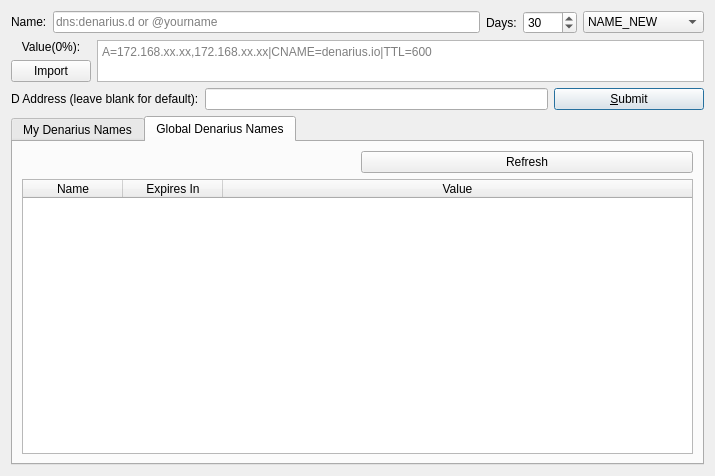
First picture: the form in src/qt/forms/managenamespage.ui, repository metaspartan/denarius, before the edit.
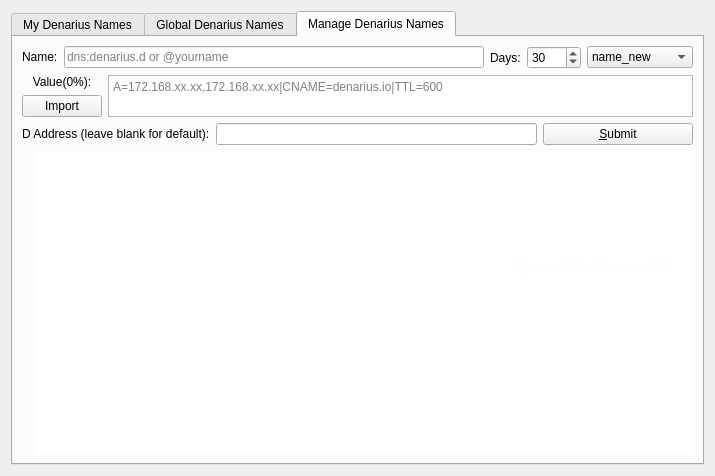
Second picture: the form after the edit. Icons and pictures are not drawn. Custom widgets are drawn as their Qt base class.

Commit message: Update NVS UI in QT

```diff
--- a/src/qt/forms/managenamespage.ui
+++ b/src/qt/forms/managenamespage.ui
@@ -20,200 +20,10 @@
    <string>Manage Names</string>
   </property>
   <layout class="QVBoxLayout" name="verticalLayout_3">
-   <item>
-    <layout class="QHBoxLayout" name="horizontalLayout">
-     <item>
-      <widget class="QLabel" name="label_4">
-       <property name="sizePolicy">
-        <sizepolicy hsizetype="Preferred" vsizetype="Maximum">
-         <horstretch>0</horstretch>
-         <verstretch>0</verstretch>
-        </sizepolicy>
-       </property>
-       <property name="text">
-        <string>Name:</string>
-       </property>
-       <property name="alignment">
-        <set>Qt::AlignLeading|Qt::AlignLeft|Qt::AlignVCenter</set>
-       </property>
-      </widget>
-     </item>
-     <item>
-      <widget class="QValidatedLineEdit" name="registerName">
-       <property name="toolTip">
-        <string>&lt;html&gt;&lt;head/&gt;&lt;body&gt;&lt;p&gt;Enter a Name.&lt;/p&gt;&lt;/body&gt;&lt;/html&gt;</string>
-       </property>
-       <property name="text">
-        <string notr="true"/>
-       </property>
-       <property name="placeholderText">
-        <string>dns:denarius.d or @yourname</string>
-       </property>
-      </widget>
-     </item>
-     <item>
-      <widget class="QLabel" name="label_7">
-       <property name="text">
-        <string>Days:</string>
-       </property>
-       <property name="alignment">
-        <set>Qt::AlignLeading|Qt::AlignLeft|Qt::AlignVCenter</set>
-       </property>
-      </widget>
-     </item>
-     <item>
-      <widget class="QSpinBox" name="registerDays">
-       <property name="toolTip">
-        <string>&lt;html&gt;&lt;head/&gt;&lt;body&gt;&lt;p&gt;Set the number of days that will be added to the Name expire time.&lt;/p&gt;&lt;/body&gt;&lt;/html&gt;</string>
-       </property>
-       <property name="maximum">
-        <number>9999</number>
-       </property>
-       <property name="value">
-        <number>30</number>
-       </property>
-      </widget>
-     </item>
-     <item>
-      <widget class="QComboBox" name="txTypeSelector">
-       <property name="currentIndex">
-        <number>0</number>
-       </property>
-       <item>
-        <property name="text">
-         <string>NAME_NEW</string>
-        </property>
-       </item>
-       <item>
-        <property name="text">
-         <string>NAME_UPDATE</string>
-        </property>
-       </item>
-       <item>
-        <property name="text">
-         <string>NAME_DELETE</string>
-        </property>
-       </item>
-      </widget>
-     </item>
-    </layout>
-   </item>
-   <item>
-    <layout class="QHBoxLayout" name="horizontalLayout_3">
-     <item>
-      <layout class="QVBoxLayout" name="verticalLayout">
-       <item>
-        <widget class="QLabel" name="labelValue">
-         <property name="sizePolicy">
-          <sizepolicy hsizetype="Preferred" vsizetype="Maximum">
-           <horstretch>0</horstretch>
-           <verstretch>0</verstretch>
-          </sizepolicy>
-         </property>
-         <property name="text">
-          <string>Value(0%):</string>
-         </property>
-         <property name="alignment">
-          <set>Qt::AlignCenter</set>
-         </property>
-        </widget>
-       </item>
-       <item>
-        <widget class="QPushButton" name="importValueButton">
-         <property name="text">
-          <string>Import</string>
-         </property>
-        </widget>
-       </item>
-      </layout>
-     </item>
-     <item>
-      <widget class="QPlainTextEdit" name="registerValue">
-       <property name="sizePolicy">
-        <sizepolicy hsizetype="Expanding" vsizetype="Ignored">
-         <horstretch>0</horstretch>
-         <verstretch>0</verstretch>
-        </sizepolicy>
-       </property>
-       <property name="placeholderText">
-        <string>A=172.168.xx.xx,172.168.xx.xx|CNAME=denarius.io|TTL=600</string>
-       </property>
-      </widget>
-     </item>
-    </layout>
-   </item>
-   <item>
-    <layout class="QHBoxLayout" name="horizontalLayout_4">
-     <item>
-      <widget class="QLabel" name="labelAddress">
-       <property name="enabled">
-        <bool>true</bool>
-       </property>
-       <property name="sizePolicy">
-        <sizepolicy hsizetype="Preferred" vsizetype="Maximum">
-         <horstretch>0</horstretch>
-         <verstretch>0</verstretch>
-        </sizepolicy>
-       </property>
-       <property name="text">
-        <string>D Address (leave blank for default):</string>
-       </property>
-       <property name="alignment">
-        <set>Qt::AlignLeading|Qt::AlignLeft|Qt::AlignVCenter</set>
-       </property>
-      </widget>
-     </item>
-     <item>
-      <widget class="QValidatedLineEdit" name="registerAddress">
-       <property name="enabled">
-        <bool>true</bool>
-       </property>
-       <property name="toolTip">
-        <string>&lt;html&gt;&lt;head/&gt;&lt;body&gt;&lt;p&gt;Enter a new owner address, or leave blank to keep the current ownership.&lt;/p&gt;&lt;/body&gt;&lt;/html&gt;</string>
-       </property>
-       <property name="text">
-        <string notr="true"/>
-       </property>
-      </widget>
-     </item>
-     <item>
-      <widget class="QPushButton" name="submitNameButton">
-       <property name="sizePolicy">
-        <sizepolicy hsizetype="Fixed" vsizetype="Fixed">
-         <horstretch>0</horstretch>
-         <verstretch>0</verstretch>
-        </sizepolicy>
-       </property>
-       <property name="minimumSize">
-        <size>
-         <width>150</width>
-         <height>0</height>
-        </size>
-       </property>
-       <property name="toolTip">
-        <string>&lt;html&gt;&lt;head/&gt;&lt;body&gt;&lt;p&gt;This will send a name_new or name_update transaction (if you already did name_new).&lt;/p&gt;&lt;/body&gt;&lt;/html&gt;</string>
-       </property>
-       <property name="layoutDirection">
-        <enum>Qt::LeftToRight</enum>
-       </property>
-       <property name="text">
-        <string>&amp;Submit</string>
-       </property>
-       <property name="icon">
-        <iconset resource="../bitcoin.qrc">
-         <normaloff>:/icons/send</normaloff>:/icons/send</iconset>
-       </property>
-       <property name="default">
-        <bool>true</bool>
-       </property>
-      </widget>
-     </item>
-    </layout>
-   </item>
    <item>
     <widget class="QTabWidget" name="tabWidget">
      <property name="currentIndex">
-      <number>1</number>
+      <number>2</number>
      </property>
      <widget class="QWidget" name="tab">
       <attribute name="title">
@@ -394,6 +204,267 @@
        </item>
       </layout>
      </widget>
+     <widget class="QWidget" name="tab_3">
+      <attribute name="title">
+       <string>Manage Denarius Names</string>
+      </attribute>
+      <layout class="QGridLayout" name="gridLayout_3">
+       <item row="2" column="0">
+        <layout class="QHBoxLayout" name="horizontalLayout_4">
+         <item>
+          <widget class="QLabel" name="labelAddress">
+           <property name="enabled">
+            <bool>true</bool>
+           </property>
+           <property name="sizePolicy">
+            <sizepolicy hsizetype="Preferred" vsizetype="Maximum">
+             <horstretch>0</horstretch>
+             <verstretch>0</verstretch>
+            </sizepolicy>
+           </property>
+           <property name="text">
+            <string>D Address (leave blank for default):</string>
+           </property>
+           <property name="alignment">
+            <set>Qt::AlignLeading|Qt::AlignLeft|Qt::AlignVCenter</set>
+           </property>
+          </widget>
+         </item>
+         <item>
+          <widget class="QValidatedLineEdit" name="registerAddress">
+           <property name="enabled">
+            <bool>true</bool>
+           </property>
+           <property name="toolTip">
+            <string>&lt;html&gt;&lt;head/&gt;&lt;body&gt;&lt;p&gt;Enter a new owner address, or leave blank to keep the current ownership.&lt;/p&gt;&lt;/body&gt;&lt;/html&gt;</string>
+           </property>
+           <property name="text">
+            <string notr="true"/>
+           </property>
+          </widget>
+         </item>
+         <item>
+          <widget class="QPushButton" name="submitNameButton">
+           <property name="sizePolicy">
+            <sizepolicy hsizetype="Fixed" vsizetype="Fixed">
+             <horstretch>0</horstretch>
+             <verstretch>0</verstretch>
+            </sizepolicy>
+           </property>
+           <property name="minimumSize">
+            <size>
+             <width>150</width>
+             <height>0</height>
+            </size>
+           </property>
+           <property name="toolTip">
+            <string>&lt;html&gt;&lt;head/&gt;&lt;body&gt;&lt;p&gt;This will send a name_new or name_update transaction (if you already did name_new).&lt;/p&gt;&lt;/body&gt;&lt;/html&gt;</string>
+           </property>
+           <property name="layoutDirection">
+            <enum>Qt::LeftToRight</enum>
+           </property>
+           <property name="text">
+            <string>&amp;Submit</string>
+           </property>
+           <property name="icon">
+            <iconset resource="../bitcoin.qrc">
+             <normaloff>:/icons/send</normaloff>:/icons/send</iconset>
+           </property>
+           <property name="default">
+            <bool>true</bool>
+           </property>
+          </widget>
+         </item>
+        </layout>
+       </item>
+       <item row="0" column="0">
+        <layout class="QHBoxLayout" name="horizontalLayout">
+         <item>
+          <widget class="QLabel" name="label_4">
+           <property name="sizePolicy">
+            <sizepolicy hsizetype="Preferred" vsizetype="Maximum">
+             <horstretch>0</horstretch>
+             <verstretch>0</verstretch>
+            </sizepolicy>
+           </property>
+           <property name="text">
+            <string>Name:</string>
+           </property>
+           <property name="alignment">
+            <set>Qt::AlignLeading|Qt::AlignLeft|Qt::AlignVCenter</set>
+           </property>
+          </widget>
+         </item>
+         <item>
+          <widget class="QValidatedLineEdit" name="registerName">
+           <property name="toolTip">
+            <string>&lt;html&gt;&lt;head/&gt;&lt;body&gt;&lt;p&gt;Enter a Name.&lt;/p&gt;&lt;/body&gt;&lt;/html&gt;</string>
+           </property>
+           <property name="text">
+            <string notr="true"/>
+           </property>
+           <property name="placeholderText">
+            <string>dns:denarius.d or @yourname</string>
+           </property>
+          </widget>
+         </item>
+         <item>
+          <widget class="QLabel" name="label_7">
+           <property name="text">
+            <string>Days:</string>
+           </property>
+           <property name="alignment">
+            <set>Qt::AlignLeading|Qt::AlignLeft|Qt::AlignVCenter</set>
+           </property>
+          </widget>
+         </item>
+         <item>
+          <widget class="QSpinBox" name="registerDays">
+           <property name="toolTip">
+            <string>&lt;html&gt;&lt;head/&gt;&lt;body&gt;&lt;p&gt;Set the number of days that will be added to the Name expire time.&lt;/p&gt;&lt;/body&gt;&lt;/html&gt;</string>
+           </property>
+           <property name="maximum">
+            <number>9999</number>
+           </property>
+           <property name="value">
+            <number>30</number>
+           </property>
+          </widget>
+         </item>
+         <item>
+          <widget class="QComboBox" name="txTypeSelector">
+           <property name="currentIndex">
+            <number>0</number>
+           </property>
+           <item>
+            <property name="text">
+             <string>name_new</string>
+            </property>
+           </item>
+           <item>
+            <property name="text">
+             <string>name_update</string>
+            </property>
+           </item>
+           <item>
+            <property name="text">
+             <string>name_delete</string>
+            </property>
+           </item>
+          </widget>
+         </item>
+        </layout>
+       </item>
+       <item row="1" column="0">
+        <layout class="QHBoxLayout" name="horizontalLayout_3">
+         <item>
+          <layout class="QVBoxLayout" name="verticalLayout">
+           <item>
+            <widget class="QLabel" name="labelValue">
+             <property name="sizePolicy">
+              <sizepolicy hsizetype="Preferred" vsizetype="Maximum">
+               <horstretch>0</horstretch>
+               <verstretch>0</verstretch>
+              </sizepolicy>
+             </property>
+             <property name="text">
+              <string>Value(0%):</string>
+             </property>
+             <property name="alignment">
+              <set>Qt::AlignCenter</set>
+             </property>
+            </widget>
+           </item>
+           <item>
+            <widget class="QPushButton" name="importValueButton">
+             <property name="text">
+              <string>Import</string>
+             </property>
+            </widget>
+           </item>
+          </layout>
+         </item>
+         <item>
+          <widget class="QPlainTextEdit" name="registerValue">
+           <property name="sizePolicy">
+            <sizepolicy hsizetype="Expanding" vsizetype="Ignored">
+             <horstretch>0</horstretch>
+             <verstretch>0</verstretch>
+            </sizepolicy>
+           </property>
+           <property name="placeholderText">
+            <string>A=172.168.xx.xx,172.168.xx.xx|CNAME=denarius.io|TTL=600</string>
+           </property>
+          </widget>
+         </item>
+        </layout>
+       </item>
+       <item row="4" column="0">
+        <layout class="QHBoxLayout" name="horizontalLayout_5">
+         <item>
+          <widget class="QLabel" name="label">
+           <property name="sizePolicy">
+            <sizepolicy hsizetype="Fixed" vsizetype="Fixed">
+             <horstretch>0</horstretch>
+             <verstretch>0</verstretch>
+            </sizepolicy>
+           </property>
+           <property name="maximumSize">
+            <size>
+             <width>150</width>
+             <height>150</height>
+            </size>
+           </property>
+           <property name="text">
+            <string/>
+           </property>
+           <property name="pixmap">
+            <pixmap resource="../bitcoin.qrc">:/icons/goldname</pixmap>
+           </property>
+           <property name="scaledContents">
+            <bool>true</bool>
+           </property>
+           <property name="alignment">
+            <set>Qt::AlignCenter</set>
+           </property>
+          </widget>
+         </item>
+         <item>
+          <widget class="QTextBrowser" name="textBrowser">
+           <property name="sizePolicy">
+            <sizepolicy hsizetype="Expanding" vsizetype="Expanding">
+             <horstretch>0</horstretch>
+             <verstretch>0</verstretch>
+            </sizepolicy>
+           </property>
+           <property name="frameShape">
+            <enum>QFrame::NoFrame</enum>
+           </property>
+           <property name="frameShadow">
+            <enum>QFrame::Plain</enum>
+           </property>
+           <property name="html">
+            <string>&lt;!DOCTYPE HTML PUBLIC &quot;-//W3C//DTD HTML 4.0//EN&quot; &quot;http://www.w3.org/TR/REC-html40/strict.dtd&quot;&gt;
+&lt;html&gt;&lt;head&gt;&lt;meta name=&quot;qrichtext&quot; content=&quot;1&quot; /&gt;&lt;style type=&quot;text/css&quot;&gt;
+p, li { white-space: pre-wrap; }
+&lt;/style&gt;&lt;/head&gt;&lt;body style=&quot; font-family:'.AppleSystemUIFont'; font-size:13pt; font-weight:400; font-style:normal;&quot;&gt;
+&lt;p style=&quot;-qt-paragraph-type:empty; margin-top:0px; margin-bottom:0px; margin-left:0px; margin-right:0px; -qt-block-indent:0; text-indent:0px;&quot;&gt;&lt;br /&gt;&lt;/p&gt;
+&lt;p align=&quot;center&quot; style=&quot; margin-top:0px; margin-bottom:0px; margin-left:0px; margin-right:0px; -qt-block-indent:0; text-indent:0px;&quot;&gt;&lt;span style=&quot; color:#ffffff;&quot;&gt;Welcome to the &lt;/span&gt;&lt;span style=&quot; font-weight:600; color:#ffffff;&quot;&gt;Denarius NVS &lt;/span&gt;&lt;span style=&quot; color:#ffffff;&quot;&gt;(Name Value System). You may manage your Denarius names above. You can register a new name with &lt;/span&gt;&lt;span style=&quot; font-weight:600; color:#ffffff;&quot;&gt;name_new.&lt;/span&gt;&lt;span style=&quot; color:#ffffff;&quot;&gt; You can update an existing name with &lt;/span&gt;&lt;span style=&quot; font-weight:600; color:#ffffff;&quot;&gt;name_update &lt;/span&gt;&lt;span style=&quot; color:#ffffff;&quot;&gt;or delete the name with &lt;/span&gt;&lt;span style=&quot; font-weight:600; color:#ffffff;&quot;&gt;name_delete&lt;/span&gt;&lt;span style=&quot; color:#ffffff;&quot;&gt;. &lt;/span&gt;&lt;/p&gt;
+&lt;p align=&quot;center&quot; style=&quot;-qt-paragraph-type:empty; margin-top:0px; margin-bottom:0px; margin-left:0px; margin-right:0px; -qt-block-indent:0; text-indent:0px; color:#ffffff;&quot;&gt;&lt;br /&gt;&lt;/p&gt;
+&lt;p align=&quot;center&quot; style=&quot; margin-top:0px; margin-bottom:0px; margin-left:0px; margin-right:0px; -qt-block-indent:0; text-indent:0px;&quot;&gt;&lt;span style=&quot; color:#ffffff;&quot;&gt;For more information on the &lt;/span&gt;&lt;span style=&quot; font-weight:600; color:#ffffff;&quot;&gt;Denarius NVS&lt;/span&gt;&lt;span style=&quot; color:#ffffff;&quot;&gt; and &lt;/span&gt;&lt;span style=&quot; font-weight:600; color:#ffffff;&quot;&gt;DDNS&lt;/span&gt;&lt;span style=&quot; color:#ffffff;&quot;&gt; visit &lt;/span&gt;&lt;a href=&quot;https://denarius.io/dns&quot;&gt;&lt;span style=&quot; text-decoration: underline; color:#fcffff;&quot;&gt;https://denarius.io/dns&lt;/span&gt;&lt;/a&gt;&lt;/p&gt;&lt;/body&gt;&lt;/html&gt;</string>
+           </property>
+           <property name="openExternalLinks">
+            <bool>true</bool>
+           </property>
+           <property name="openLinks">
+            <bool>true</bool>
+           </property>
+          </widget>
+         </item>
+        </layout>
+       </item>
+      </layout>
+     </widget>
     </widget>
    </item>
   </layout>
```
The commit also changes 5 other files.
